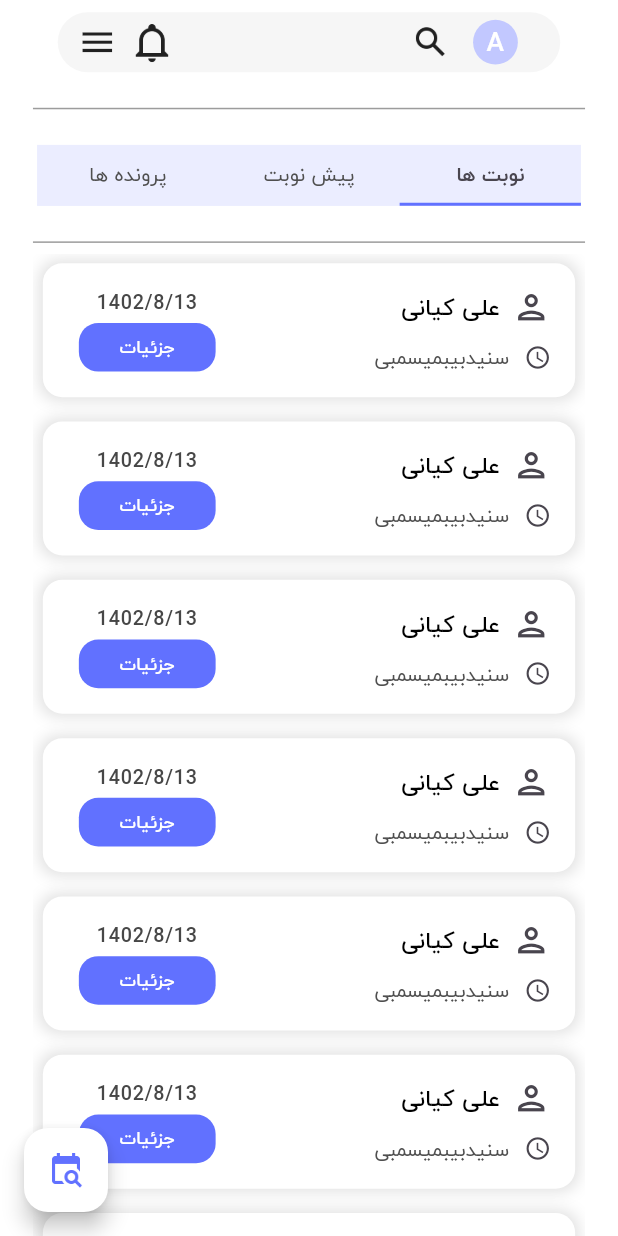
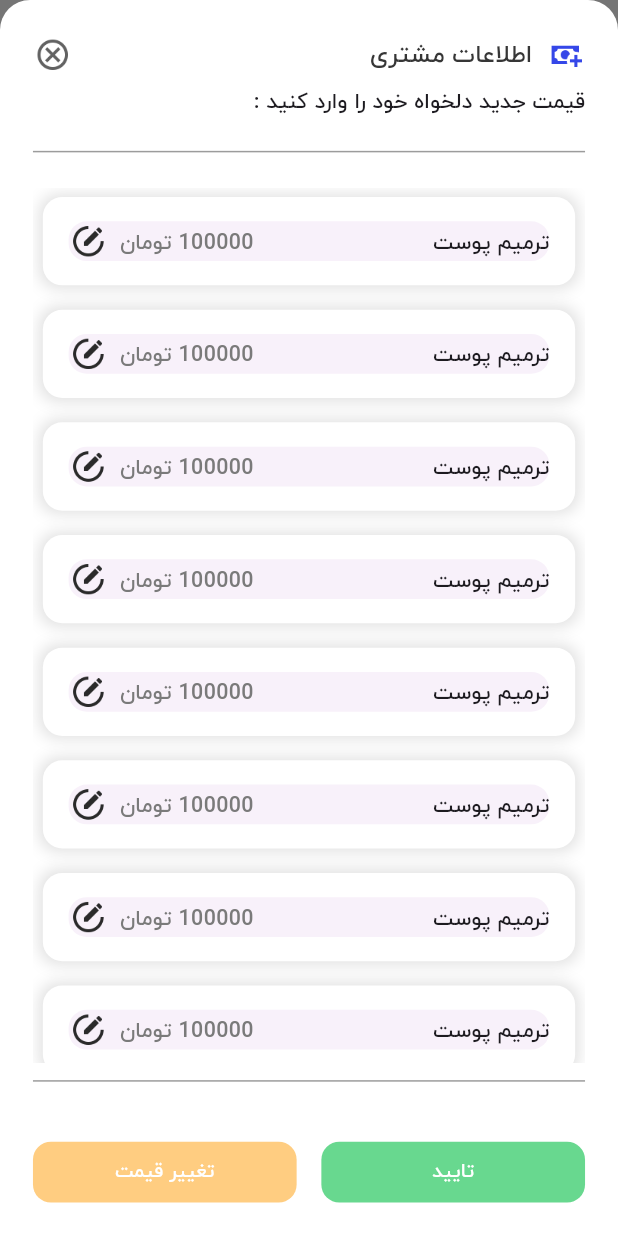
Before and after one commit to RayMasoumi/nobitok, a Flutter app: the screen it shows after launch, on a phone screen of 412 x 824 dp. Run offline on Flutter 3.47's test engine with Material 2 defaults, Android fonts, the phone set to English and light mode, and no system bars; our stand-ins replace flutter_bloc, flutter_screenutil.

Commit message:
prices list FINALLY done

```diff
--- a/lib/main.dart
+++ b/lib/main.dart
@@ -1,7 +1,7 @@
 import 'package:flutter/material.dart';
 import 'package:flutter_localizations/flutter_localizations.dart';
 import 'package:flutter_screenutil/flutter_screenutil.dart';
-import 'package:nobitok/presentation/screens/home_screen.dart';
+import 'package:nobitok/presentation/modal_bottom_sheets/change_price.dart';
 
 import 'constants/sizes.dart';
 
@@ -29,8 +29,8 @@ class MyApp extends StatelessWidget {
           ),
           home: const Directionality(
             textDirection: TextDirection.rtl,
-            // child: ChangePriceBottomSheet(),
-            child: HomeScreen(),
+            child: ChangePriceBottomSheet(),
+            // child: HomeScreen(),
           ),
           localizationsDelegates: const [
             GlobalMaterialLocalizations.delegate,
--- a/lib/presentation/modal_bottom_sheets/change_price.dart
+++ b/lib/presentation/modal_bottom_sheets/change_price.dart
@@ -8,6 +8,8 @@ import 'package:nobitok/presentation/widgets/padded_divider.dart';
 
 import '../../constants/styles.dart';
 import '../widgets/custom_bottom_sheet.dart';
+import '../widgets/custom_image_widget.dart';
+import '../widgets/custom_list_view.dart';
 
 class ChangePriceBottomSheet extends StatelessWidget {
   const ChangePriceBottomSheet({super.key});
@@ -42,6 +44,45 @@ class ChangePriceBottomSheet extends StatelessWidget {
 // * divider:
             const PaddedDivider(topPadding: 16, bottomPadding: 16),
 // * listView:
+            Expanded(
+              child: CustomListView(
+                height: 58,
+                tileLeftPadding: 12,
+                tileRightPadding: 12,
+                tileTopPadding: 12,
+                tileBottomPadding: 12,
+                listTile: Card(
+                  elevation: 0,
+                  child: Row(
+                    mainAxisAlignment: MainAxisAlignment.spaceBetween,
+                    children: [
+                      // * leading:
+                      Text(
+                        'ترمیم پوست',
+                        style: kBold13TextStyle,
+                        // textAlign: TextAlign.start,
+                      ),
+// *  trailing:
+                      Row(
+                        mainAxisAlignment: MainAxisAlignment.end,
+                        children: [
+                          Text(
+                            '100000 تومان',
+                            style: kBold13TextStyle.copyWith(
+                              color: const Color(0xff7A7A7A),
+                            ),
+                          ),
+                          SizedBox(
+                            width: 7.w,
+                          ),
+                          const CustomImage(path: 'assets/icons/edit.png'),
+                        ],
+                      ),
+                    ],
+                  ),
+                ),
+              ),
+            ),
 
 // * bottom divider:
             const PaddedDivider(topPadding: 4, bottomPadding: 32),
--- a/lib/presentation/widgets/custom_list_view.dart
+++ b/lib/presentation/widgets/custom_list_view.dart
@@ -9,19 +9,22 @@ class CustomListView extends StatelessWidget {
     required this.tileTopPadding,
     required this.tileBottomPadding,
     required this.listTile,
+    this.height = 88,
   });
 
   final Widget listTile;
+  final double height;
   final double tileTopPadding;
   final double tileBottomPadding;
   final double tileLeftPadding;
   final double tileRightPadding;
+
   @override
   Widget build(BuildContext context) {
     return ListView.builder(
       itemBuilder: (context, index) {
         return Container(
-          height: 88.h,
+          height: height.h,
           width: 335.w,
           margin: EdgeInsets.only(
             left: 6.w,
```
